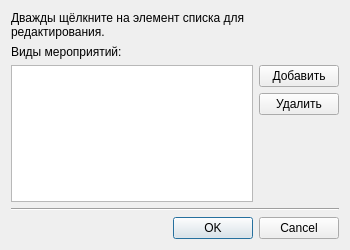
The window that app/ui/dialogs/events_type_manager.ui (NTO-2nd-stage-ABP/ccms) describes before a commit, drawn with Qt 5.
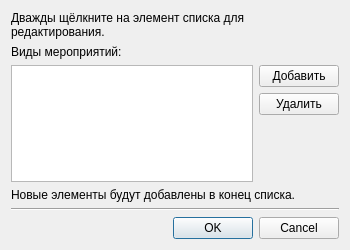
The same window after the commit.

```diff
--- a/app/ui/dialogs/events_type_manager.ui
+++ b/app/ui/dialogs/events_type_manager.ui
@@ -69,6 +69,13 @@
      </item>
     </layout>
    </item>
+   <item>
+    <widget class="QLabel" name="label_3">
+     <property name="text">
+      <string>Новые элементы будут добавлены в конец списка.</string>
+     </property>
+    </widget>
+   </item>
    <item>
     <widget class="Line" name="line">
      <property name="orientation">
```
